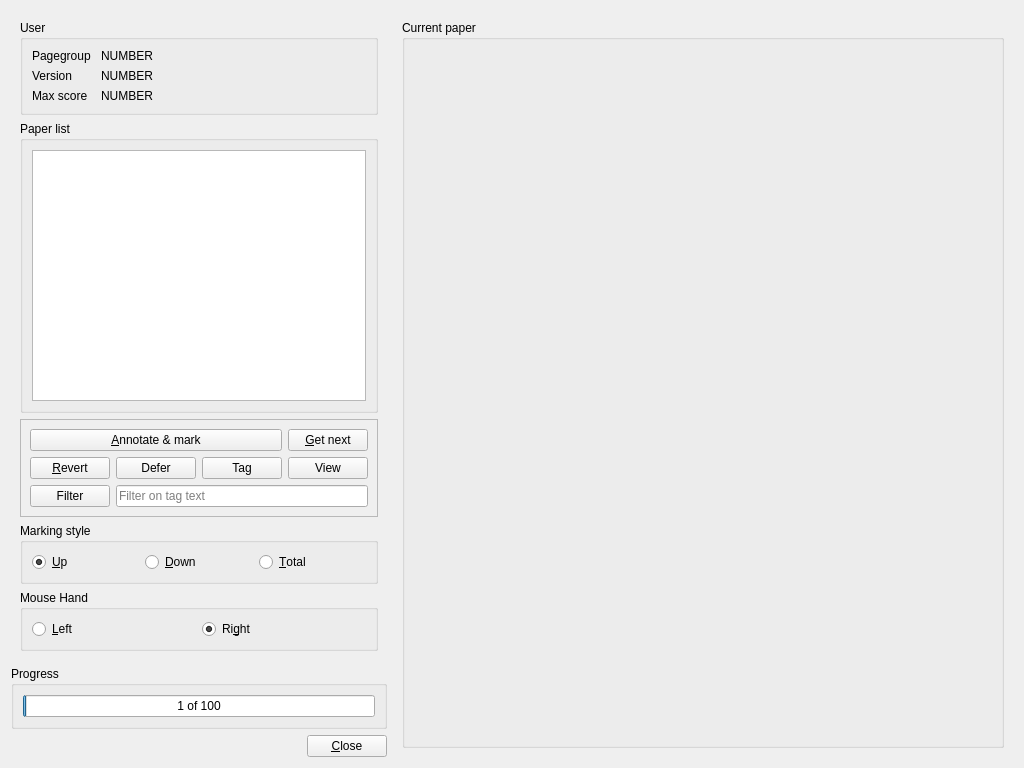
plomgrading/plom, file qtCreatorFiles/ui_marker.ui: the form before one commit.
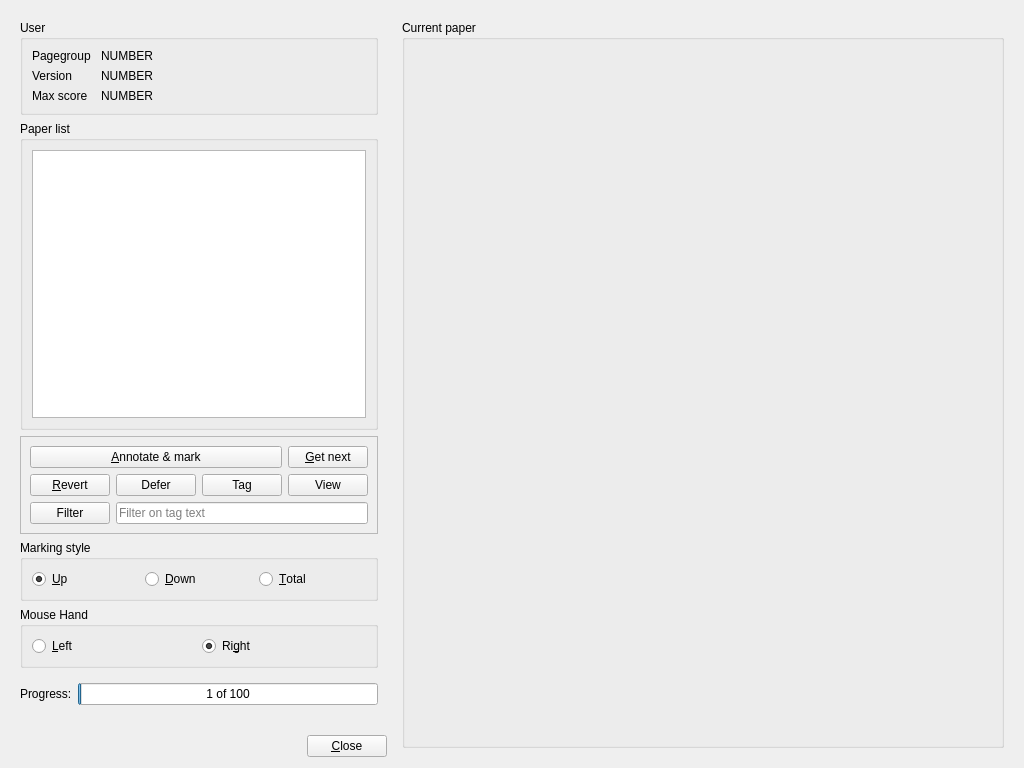
The form after the commit. Custom widgets are drawn as their Qt base class.

Commit message:
less vertical space for progress bar
decrease vertical size of "progress bar" by labelling it to the left
instead of using a QGroupBox

```diff
--- a/qtCreatorFiles/ui_marker.ui
+++ b/qtCreatorFiles/ui_marker.ui
@@ -352,15 +352,25 @@
         </layout>
        </widget>
       </item>
-     </layout>
-    </widget>
-   </item>
-   <item row="1" column="0">
-    <widget class="QGroupBox" name="groupBox">
-     <property name="title">
-      <string>Progress</string>
-     </property>
-     <layout class="QVBoxLayout" name="verticalLayout_3">
+      <item>
+       <widget class="QFrame" name="frameProgress">
+        <property name="frameShape">
+         <enum>QFrame::NoFrame</enum>
+        </property>
+        <layout class="QHBoxLayout" name="layoutProgress">
+         <property name="leftMargin">
+          <number>0</number>
+         </property>
+         <property name="rightMargin">
+          <number>0</number>
+         </property>
+         <item>
+          <widget class="QLabel" name="labelProgress">
+           <property name="text">
+            <string>Progress:</string>
+           </property>
+          </widget>
+         </item>
       <item>
        <widget class="QProgressBar" name="mProgressBar">
         <property name="value">
@@ -369,6 +379,9 @@
         <property name="format">
          <string>%v of %m</string>
         </property>
+          </widget>
+         </item>
+        </layout>
        </widget>
       </item>
      </layout>
```
Lines whose indentation alone changed are shown as unchanged. The commit also changes 1 other file.
